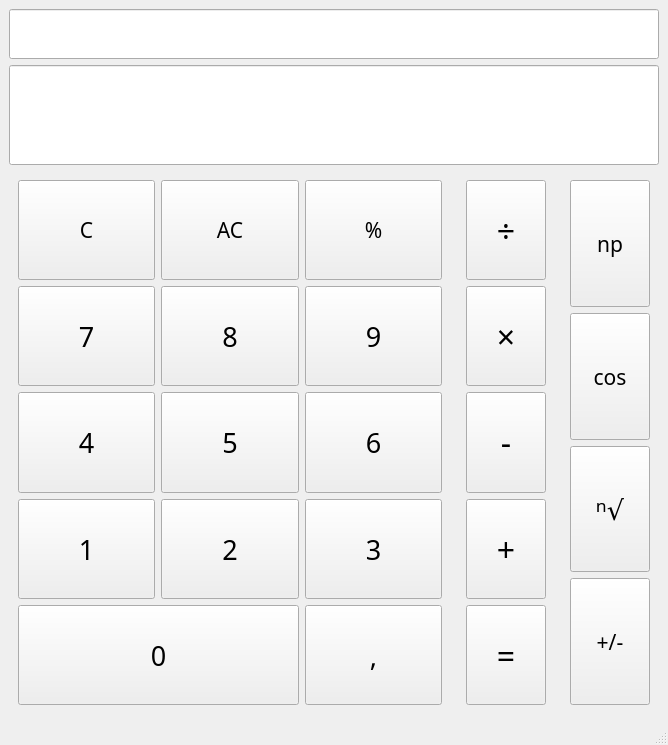
First picture: the form in mainwindow.ui, repository wannabedigital/qt-simple-calculator, before the edit.
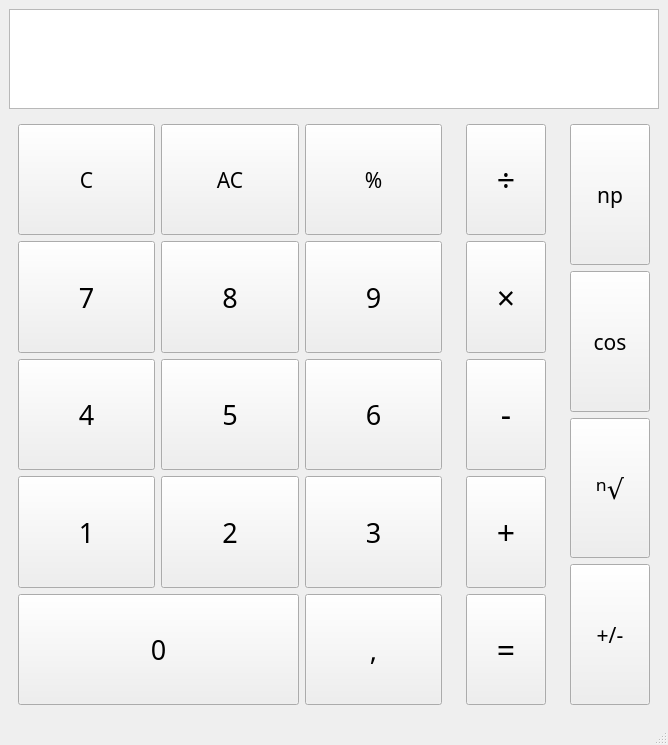
Second picture: the form after the edit.

Commit message: feat: now u have 1 calculator line

```diff
--- a/mainwindow.ui
+++ b/mainwindow.ui
@@ -17,7 +17,371 @@
    <layout class="QGridLayout" name="gridLayout_5">
     <item row="1" column="0">
      <layout class="QGridLayout" name="gridLayout">
-      <item row="5" column="2">
+      <item row="4" column="0">
+       <widget class="QWidget" name="widget" native="true">
+        <property name="sizePolicy">
+         <sizepolicy hsizetype="Expanding" vsizetype="Expanding">
+          <horstretch>0</horstretch>
+          <verstretch>0</verstretch>
+         </sizepolicy>
+        </property>
+        <layout class="QGridLayout" name="gridLayout_3">
+         <item row="4" column="2">
+          <widget class="QPushButton" name="numButton_6">
+           <property name="sizePolicy">
+            <sizepolicy hsizetype="Expanding" vsizetype="Expanding">
+             <horstretch>0</horstretch>
+             <verstretch>0</verstretch>
+            </sizepolicy>
+           </property>
+           <property name="font">
+            <font>
+             <family>JetBrains Mono</family>
+             <pointsize>20</pointsize>
+             <italic>false</italic>
+            </font>
+           </property>
+           <property name="cursor">
+            <cursorShape>PointingHandCursor</cursorShape>
+           </property>
+           <property name="text">
+            <string>6</string>
+           </property>
+           <property name="digit" stdset="0">
+            <string>6</string>
+           </property>
+          </widget>
+         </item>
+         <item row="7" column="0" colspan="2">
+          <widget class="QPushButton" name="numButton_0">
+           <property name="sizePolicy">
+            <sizepolicy hsizetype="Expanding" vsizetype="Expanding">
+             <horstretch>0</horstretch>
+             <verstretch>0</verstretch>
+            </sizepolicy>
+           </property>
+           <property name="font">
+            <font>
+             <family>JetBrains Mono</family>
+             <pointsize>20</pointsize>
+             <italic>false</italic>
+            </font>
+           </property>
+           <property name="cursor">
+            <cursorShape>PointingHandCursor</cursorShape>
+           </property>
+           <property name="text">
+            <string>0</string>
+           </property>
+           <property name="digit" stdset="0">
+            <string>0</string>
+           </property>
+          </widget>
+         </item>
+         <item row="5" column="0">
+          <widget class="QPushButton" name="numButton_1">
+           <property name="sizePolicy">
+            <sizepolicy hsizetype="Expanding" vsizetype="Expanding">
+             <horstretch>0</horstretch>
+             <verstretch>0</verstretch>
+            </sizepolicy>
+           </property>
+           <property name="font">
+            <font>
+             <family>JetBrains Mono</family>
+             <pointsize>20</pointsize>
+             <italic>false</italic>
+            </font>
+           </property>
+           <property name="cursor">
+            <cursorShape>PointingHandCursor</cursorShape>
+           </property>
+           <property name="text">
+            <string>1</string>
+           </property>
+           <property name="digit" stdset="0">
+            <string>1</string>
+           </property>
+          </widget>
+         </item>
+         <item row="5" column="2">
+          <widget class="QPushButton" name="numButton_3">
+           <property name="sizePolicy">
+            <sizepolicy hsizetype="Expanding" vsizetype="Expanding">
+             <horstretch>0</horstretch>
+             <verstretch>0</verstretch>
+            </sizepolicy>
+           </property>
+           <property name="font">
+            <font>
+             <family>JetBrains Mono</family>
+             <pointsize>20</pointsize>
+             <italic>false</italic>
+            </font>
+           </property>
+           <property name="cursor">
+            <cursorShape>PointingHandCursor</cursorShape>
+           </property>
+           <property name="text">
+            <string>3</string>
+           </property>
+           <property name="digit" stdset="0">
+            <string>3</string>
+           </property>
+          </widget>
+         </item>
+         <item row="3" column="2">
+          <widget class="QPushButton" name="numButton_9">
+           <property name="sizePolicy">
+            <sizepolicy hsizetype="Expanding" vsizetype="Expanding">
+             <horstretch>0</horstretch>
+             <verstretch>0</verstretch>
+            </sizepolicy>
+           </property>
+           <property name="font">
+            <font>
+             <family>JetBrains Mono</family>
+             <pointsize>20</pointsize>
+             <italic>false</italic>
+            </font>
+           </property>
+           <property name="cursor">
+            <cursorShape>PointingHandCursor</cursorShape>
+           </property>
+           <property name="text">
+            <string>9</string>
+           </property>
+           <property name="digit" stdset="0">
+            <string>9</string>
+           </property>
+          </widget>
+         </item>
+         <item row="1" column="1">
+          <widget class="QPushButton" name="actionButton_allClear">
+           <property name="sizePolicy">
+            <sizepolicy hsizetype="Expanding" vsizetype="Expanding">
+             <horstretch>0</horstretch>
+             <verstretch>0</verstretch>
+            </sizepolicy>
+           </property>
+           <property name="font">
+            <font>
+             <family>JetBrains Mono</family>
+             <pointsize>16</pointsize>
+             <italic>false</italic>
+            </font>
+           </property>
+           <property name="cursor">
+            <cursorShape>PointingHandCursor</cursorShape>
+           </property>
+           <property name="text">
+            <string>AC</string>
+           </property>
+          </widget>
+         </item>
+         <item row="3" column="1">
+          <widget class="QPushButton" name="numButton_8">
+           <property name="sizePolicy">
+            <sizepolicy hsizetype="Expanding" vsizetype="Expanding">
+             <horstretch>0</horstretch>
+             <verstretch>0</verstretch>
+            </sizepolicy>
+           </property>
+           <property name="font">
+            <font>
+             <family>JetBrains Mono</family>
+             <pointsize>20</pointsize>
+             <italic>false</italic>
+            </font>
+           </property>
+           <property name="cursor">
+            <cursorShape>PointingHandCursor</cursorShape>
+           </property>
+           <property name="text">
+            <string>8</string>
+           </property>
+           <property name="digit" stdset="0">
+            <string>8</string>
+           </property>
+          </widget>
+         </item>
+         <item row="5" column="1">
+          <widget class="QPushButton" name="numButton_2">
+           <property name="sizePolicy">
+            <sizepolicy hsizetype="Expanding" vsizetype="Expanding">
+             <horstretch>0</horstretch>
+             <verstretch>0</verstretch>
+            </sizepolicy>
+           </property>
+           <property name="font">
+            <font>
+             <family>JetBrains Mono</family>
+             <pointsize>20</pointsize>
+             <italic>false</italic>
+            </font>
+           </property>
+           <property name="cursor">
+            <cursorShape>PointingHandCursor</cursorShape>
+           </property>
+           <property name="text">
+            <string>2</string>
+           </property>
+           <property name="digit" stdset="0">
+            <string>2</string>
+           </property>
+          </widget>
+         </item>
+         <item row="4" column="0">
+          <widget class="QPushButton" name="numButton_4">
+           <property name="sizePolicy">
+            <sizepolicy hsizetype="Expanding" vsizetype="Expanding">
+             <horstretch>0</horstretch>
+             <verstretch>0</verstretch>
+            </sizepolicy>
+           </property>
+           <property name="font">
+            <font>
+             <family>JetBrains Mono</family>
+             <pointsize>20</pointsize>
+             <italic>false</italic>
+            </font>
+           </property>
+           <property name="cursor">
+            <cursorShape>PointingHandCursor</cursorShape>
+           </property>
+           <property name="text">
+            <string>4</string>
+           </property>
+           <property name="digit" stdset="0">
+            <string>4</string>
+           </property>
+          </widget>
+         </item>
+         <item row="7" column="2">
+          <widget class="QPushButton" name="actionButton_comma">
+           <property name="sizePolicy">
+            <sizepolicy hsizetype="Expanding" vsizetype="Expanding">
+             <horstretch>0</horstretch>
+             <verstretch>0</verstretch>
+            </sizepolicy>
+           </property>
+           <property name="font">
+            <font>
+             <family>JetBrains Mono</family>
+             <pointsize>20</pointsize>
+             <italic>false</italic>
+            </font>
+           </property>
+           <property name="cursor">
+            <cursorShape>PointingHandCursor</cursorShape>
+           </property>
+           <property name="text">
+            <string>,</string>
+           </property>
+          </widget>
+         </item>
+         <item row="1" column="2">
+          <widget class="QPushButton" name="actionButton_percent">
+           <property name="sizePolicy">
+            <sizepolicy hsizetype="Expanding" vsizetype="Expanding">
+             <horstretch>0</horstretch>
+             <verstretch>0</verstretch>
+            </sizepolicy>
+           </property>
+           <property name="font">
+            <font>
+             <family>JetBrains Mono</family>
+             <pointsize>16</pointsize>
+             <italic>false</italic>
+            </font>
+           </property>
+           <property name="cursor">
+            <cursorShape>PointingHandCursor</cursorShape>
+           </property>
+           <property name="text">
+            <string>%</string>
+           </property>
+          </widget>
+         </item>
+         <item row="1" column="0">
+          <widget class="QPushButton" name="actionButton_clear">
+           <property name="sizePolicy">
+            <sizepolicy hsizetype="Expanding" vsizetype="Expanding">
+             <horstretch>0</horstretch>
+             <verstretch>0</verstretch>
+            </sizepolicy>
+           </property>
+           <property name="font">
+            <font>
+             <family>JetBrains Mono</family>
+             <pointsize>16</pointsize>
+             <italic>false</italic>
+            </font>
+           </property>
+           <property name="cursor">
+            <cursorShape>PointingHandCursor</cursorShape>
+           </property>
+           <property name="text">
+            <string>C</string>
+           </property>
+          </widget>
+         </item>
+         <item row="3" column="0">
+          <widget class="QPushButton" name="numButton_7">
+           <property name="sizePolicy">
+            <sizepolicy hsizetype="Expanding" vsizetype="Expanding">
+             <horstretch>0</horstretch>
+             <verstretch>0</verstretch>
+            </sizepolicy>
+           </property>
+           <property name="font">
+            <font>
+             <family>JetBrains Mono</family>
+             <pointsize>20</pointsize>
+             <italic>false</italic>
+            </font>
+           </property>
+           <property name="cursor">
+            <cursorShape>PointingHandCursor</cursorShape>
+           </property>
+           <property name="text">
+            <string>7</string>
+           </property>
+           <property name="digit" stdset="0">
+            <string>7</string>
+           </property>
+          </widget>
+         </item>
+         <item row="4" column="1">
+          <widget class="QPushButton" name="numButton_5">
+           <property name="sizePolicy">
+            <sizepolicy hsizetype="Expanding" vsizetype="Expanding">
+             <horstretch>0</horstretch>
+             <verstretch>0</verstretch>
+            </sizepolicy>
+           </property>
+           <property name="font">
+            <font>
+             <family>JetBrains Mono</family>
+             <pointsize>20</pointsize>
+             <italic>false</italic>
+            </font>
+           </property>
+           <property name="cursor">
+            <cursorShape>PointingHandCursor</cursorShape>
+           </property>
+           <property name="text">
+            <string>5</string>
+           </property>
+           <property name="digit" stdset="0">
+            <string>5</string>
+           </property>
+          </widget>
+         </item>
+        </layout>
+       </widget>
+      </item>
+      <item row="4" column="2">
        <widget class="QWidget" name="widget_3" native="true">
         <property name="sizePolicy">
          <sizepolicy hsizetype="Minimum" vsizetype="Expanding">
@@ -127,7 +491,7 @@
         </layout>
        </widget>
       </item>
-      <item row="5" column="1">
+      <item row="4" column="1">
        <widget class="QWidget" name="widget_2" native="true">
         <property name="sizePolicy">
          <sizepolicy hsizetype="Minimum" vsizetype="Expanding">
@@ -266,402 +630,10 @@
         </layout>
        </widget>
       </item>
-      <item row="1" column="0" rowspan="2" colspan="3">
-       <widget class="QLineEdit" name="calculatorLine">
-        <property name="sizePolicy">
-         <sizepolicy hsizetype="Expanding" vsizetype="Maximum">
-          <horstretch>0</horstretch>
-          <verstretch>0</verstretch>
-         </sizepolicy>
-        </property>
-        <property name="minimumSize">
-         <size>
-          <width>0</width>
-          <height>100</height>
-         </size>
-        </property>
-        <property name="font">
-         <font>
-          <family>JetBrains Mono</family>
-          <pointsize>20</pointsize>
-         </font>
-        </property>
-        <property name="alignment">
-         <set>Qt::AlignmentFlag::AlignRight|Qt::AlignmentFlag::AlignTrailing|Qt::AlignmentFlag::AlignVCenter</set>
-        </property>
-        <property name="readOnly">
-         <bool>true</bool>
-        </property>
-       </widget>
-      </item>
-      <item row="5" column="0">
-       <widget class="QWidget" name="widget" native="true">
-        <property name="sizePolicy">
-         <sizepolicy hsizetype="Expanding" vsizetype="Expanding">
-          <horstretch>0</horstretch>
-          <verstretch>0</verstretch>
-         </sizepolicy>
-        </property>
-        <layout class="QGridLayout" name="gridLayout_3">
-         <item row="3" column="1">
-          <widget class="QPushButton" name="numButton_8">
-           <property name="sizePolicy">
-            <sizepolicy hsizetype="Expanding" vsizetype="Expanding">
-             <horstretch>0</horstretch>
-             <verstretch>0</verstretch>
-            </sizepolicy>
-           </property>
-           <property name="font">
-            <font>
-             <family>JetBrains Mono</family>
-             <pointsize>20</pointsize>
-             <italic>false</italic>
-            </font>
-           </property>
-           <property name="cursor">
-            <cursorShape>PointingHandCursor</cursorShape>
-           </property>
-           <property name="text">
-            <string>8</string>
-           </property>
-           <property name="digit" stdset="0">
-            <string>8</string>
-           </property>
-          </widget>
-         </item>
-         <item row="4" column="0">
-          <widget class="QPushButton" name="numButton_4">
-           <property name="sizePolicy">
-            <sizepolicy hsizetype="Expanding" vsizetype="Expanding">
-             <horstretch>0</horstretch>
-             <verstretch>0</verstretch>
-            </sizepolicy>
-           </property>
-           <property name="font">
-            <font>
-             <family>JetBrains Mono</family>
-             <pointsize>20</pointsize>
-             <italic>false</italic>
-            </font>
-           </property>
-           <property name="cursor">
-            <cursorShape>PointingHandCursor</cursorShape>
-           </property>
-           <property name="text">
-            <string>4</string>
-           </property>
-           <property name="digit" stdset="0">
-            <string>4</string>
-           </property>
-          </widget>
-         </item>
-         <item row="3" column="2">
-          <widget class="QPushButton" name="numButton_9">
-           <property name="sizePolicy">
-            <sizepolicy hsizetype="Expanding" vsizetype="Expanding">
-             <horstretch>0</horstretch>
-             <verstretch>0</verstretch>
-            </sizepolicy>
-           </property>
-           <property name="font">
-            <font>
-             <family>JetBrains Mono</family>
-             <pointsize>20</pointsize>
-             <italic>false</italic>
-            </font>
-           </property>
-           <property name="cursor">
-            <cursorShape>PointingHandCursor</cursorShape>
-           </property>
-           <property name="text">
-            <string>9</string>
-           </property>
-           <property name="digit" stdset="0">
-            <string>9</string>
-           </property>
-          </widget>
-         </item>
-         <item row="5" column="0">
-          <widget class="QPushButton" name="numButton_1">
-           <property name="sizePolicy">
-            <sizepolicy hsizetype="Expanding" vsizetype="Expanding">
-             <horstretch>0</horstretch>
-             <verstretch>0</verstretch>
-            </sizepolicy>
-           </property>
-           <property name="font">
-            <font>
-             <family>JetBrains Mono</family>
-             <pointsize>20</pointsize>
-             <italic>false</italic>
-            </font>
-           </property>
-           <property name="cursor">
-            <cursorShape>PointingHandCursor</cursorShape>
-           </property>
-           <property name="text">
-            <string>1</string>
-           </property>
-           <property name="digit" stdset="0">
-            <string>1</string>
-           </property>
-          </widget>
-         </item>
-         <item row="4" column="1">
-          <widget class="QPushButton" name="numButton_5">
-           <property name="sizePolicy">
-            <sizepolicy hsizetype="Expanding" vsizetype="Expanding">
-             <horstretch>0</horstretch>
-             <verstretch>0</verstretch>
-            </sizepolicy>
-           </property>
-           <property name="font">
-            <font>
-             <family>JetBrains Mono</family>
-             <pointsize>20</pointsize>
-             <italic>false</italic>
-            </font>
-           </property>
-           <property name="cursor">
-            <cursorShape>PointingHandCursor</cursorShape>
-           </property>
-           <property name="text">
-            <string>5</string>
-           </property>
-           <property name="digit" stdset="0">
-            <string>5</string>
-           </property>
-          </widget>
-         </item>
-         <item row="7" column="2">
-          <widget class="QPushButton" name="actionButton_comma">
-           <property name="sizePolicy">
-            <sizepolicy hsizetype="Expanding" vsizetype="Expanding">
-             <horstretch>0</horstretch>
-             <verstretch>0</verstretch>
-            </sizepolicy>
-           </property>
-           <property name="font">
-            <font>
-             <family>JetBrains Mono</family>
-             <pointsize>20</pointsize>
-             <italic>false</italic>
-            </font>
-           </property>
-           <property name="cursor">
-            <cursorShape>PointingHandCursor</cursorShape>
-           </property>
-           <property name="text">
-            <string>,</string>
-           </property>
-          </widget>
-         </item>
-         <item row="5" column="2">
-          <widget class="QPushButton" name="numButton_3">
-           <property name="sizePolicy">
-            <sizepolicy hsizetype="Expanding" vsizetype="Expanding">
-             <horstretch>0</horstretch>
-             <verstretch>0</verstretch>
-            </sizepolicy>
-           </property>
-           <property name="font">
-            <font>
-             <family>JetBrains Mono</family>
-             <pointsize>20</pointsize>
-             <italic>false</italic>
-            </font>
-           </property>
-           <property name="cursor">
-            <cursorShape>PointingHandCursor</cursorShape>
-           </property>
-           <property name="text">
-            <string>3</string>
-           </property>
-           <property name="digit" stdset="0">
-            <string>3</string>
-           </property>
-          </widget>
-         </item>
-         <item row="5" column="1">
-          <widget class="QPushButton" name="numButton_2">
-           <property name="sizePolicy">
-            <sizepolicy hsizetype="Expanding" vsizetype="Expanding">
-             <horstretch>0</horstretch>
-             <verstretch>0</verstretch>
-            </sizepolicy>
-           </property>
-           <property name="font">
-            <font>
-             <family>JetBrains Mono</family>
-             <pointsize>20</pointsize>
-             <italic>false</italic>
-            </font>
-           </property>
-           <property name="cursor">
-            <cursorShape>PointingHandCursor</cursorShape>
-           </property>
-           <property name="text">
-            <string>2</string>
-           </property>
-           <property name="digit" stdset="0">
-            <string>2</string>
-           </property>
-          </widget>
-         </item>
-         <item row="3" column="0">
-          <widget class="QPushButton" name="numButton_7">
-           <property name="sizePolicy">
-            <sizepolicy hsizetype="Expanding" vsizetype="Expanding">
-             <horstretch>0</horstretch>
-             <verstretch>0</verstretch>
-            </sizepolicy>
-           </property>
-           <property name="font">
-            <font>
-             <family>JetBrains Mono</family>
-             <pointsize>20</pointsize>
-             <italic>false</italic>
-            </font>
-           </property>
-           <property name="cursor">
-            <cursorShape>PointingHandCursor</cursorShape>
-           </property>
-           <property name="text">
-            <string>7</string>
-           </property>
-           <property name="digit" stdset="0">
-            <string>7</string>
-           </property>
-          </widget>
-         </item>
-         <item row="7" column="0" colspan="2">
-          <widget class="QPushButton" name="numButton_0">
-           <property name="sizePolicy">
-            <sizepolicy hsizetype="Expanding" vsizetype="Expanding">
-             <horstretch>0</horstretch>
-             <verstretch>0</verstretch>
-            </sizepolicy>
-           </property>
-           <property name="font">
-            <font>
-             <family>JetBrains Mono</family>
-             <pointsize>20</pointsize>
-             <italic>false</italic>
-            </font>
-           </property>
-           <property name="cursor">
-            <cursorShape>PointingHandCursor</cursorShape>
-           </property>
-           <property name="text">
-            <string>0</string>
-           </property>
-           <property name="digit" stdset="0">
-            <string>0</string>
-           </property>
-          </widget>
-         </item>
-         <item row="1" column="2">
-          <widget class="QPushButton" name="actionButton_percent">
-           <property name="sizePolicy">
-            <sizepolicy hsizetype="Expanding" vsizetype="Expanding">
-             <horstretch>0</horstretch>
-             <verstretch>0</verstretch>
-            </sizepolicy>
-           </property>
-           <property name="font">
-            <font>
-             <family>JetBrains Mono</family>
-             <pointsize>16</pointsize>
-             <italic>false</italic>
-            </font>
-           </property>
-           <property name="cursor">
-            <cursorShape>PointingHandCursor</cursorShape>
-           </property>
-           <property name="text">
-            <string>%</string>
-           </property>
-          </widget>
-         </item>
-         <item row="1" column="0">
-          <widget class="QPushButton" name="actionButton_clear">
-           <property name="sizePolicy">
-            <sizepolicy hsizetype="Expanding" vsizetype="Expanding">
-             <horstretch>0</horstretch>
-             <verstretch>0</verstretch>
-            </sizepolicy>
-           </property>
-           <property name="font">
-            <font>
-             <family>JetBrains Mono</family>
-             <pointsize>16</pointsize>
-             <italic>false</italic>
-            </font>
-           </property>
-           <property name="cursor">
-            <cursorShape>PointingHandCursor</cursorShape>
-           </property>
-           <property name="text">
-            <string>C</string>
-           </property>
-          </widget>
-         </item>
-         <item row="4" column="2">
-          <widget class="QPushButton" name="numButton_6">
-           <property name="sizePolicy">
-            <sizepolicy hsizetype="Expanding" vsizetype="Expanding">
-             <horstretch>0</horstretch>
-             <verstretch>0</verstretch>
-            </sizepolicy>
-           </property>
-           <property name="font">
-            <font>
-             <family>JetBrains Mono</family>
-             <pointsize>20</pointsize>
-             <italic>false</italic>
-            </font>
-           </property>
-           <property name="cursor">
-            <cursorShape>PointingHandCursor</cursorShape>
-           </property>
-           <property name="text">
-            <string>6</string>
-           </property>
-           <property name="digit" stdset="0">
-            <string>6</string>
-           </property>
-          </widget>
-         </item>
-         <item row="1" column="1">
-          <widget class="QPushButton" name="actionButton_allClear">
-           <property name="sizePolicy">
-            <sizepolicy hsizetype="Expanding" vsizetype="Expanding">
-             <horstretch>0</horstretch>
-             <verstretch>0</verstretch>
-            </sizepolicy>
-           </property>
-           <property name="font">
-            <font>
-             <family>JetBrains Mono</family>
-             <pointsize>16</pointsize>
-             <italic>false</italic>
-            </font>
-           </property>
-           <property name="cursor">
-            <cursorShape>PointingHandCursor</cursorShape>
-           </property>
-           <property name="text">
-            <string>AC</string>
-           </property>
-          </widget>
-         </item>
-        </layout>
-       </widget>
-      </item>
       <item row="0" column="0" colspan="3">
-       <widget class="QLineEdit" name="displayExpressionLine">
+       <widget class="QTextEdit" name="displayTextEdit">
         <property name="sizePolicy">
-         <sizepolicy hsizetype="Ignored" vsizetype="Minimum">
+         <sizepolicy hsizetype="Expanding" vsizetype="Preferred">
           <horstretch>0</horstretch>
           <verstretch>0</verstretch>
          </sizepolicy>
@@ -669,18 +641,23 @@
         <property name="minimumSize">
          <size>
           <width>0</width>
-          <height>50</height>
+          <height>100</height>
+         </size>
+        </property>
+        <property name="maximumSize">
+         <size>
+          <width>16777215</width>
+          <height>100</height>
          </size>
         </property>
         <property name="font">
          <font>
           <family>JetBrains Mono</family>
-          <pointsize>12</pointsize>
-          <italic>false</italic>
+          <pointsize>24</pointsize>
          </font>
         </property>
-        <property name="alignment">
-         <set>Qt::AlignmentFlag::AlignRight|Qt::AlignmentFlag::AlignTrailing|Qt::AlignmentFlag::AlignVCenter</set>
+        <property name="layoutDirection">
+         <enum>Qt::LayoutDirection::LeftToRight</enum>
         </property>
         <property name="readOnly">
          <bool>true</bool>
```
Left out of the diff: 3 changed lines with no effect on the pictures. The commit also changes 2 other files.
